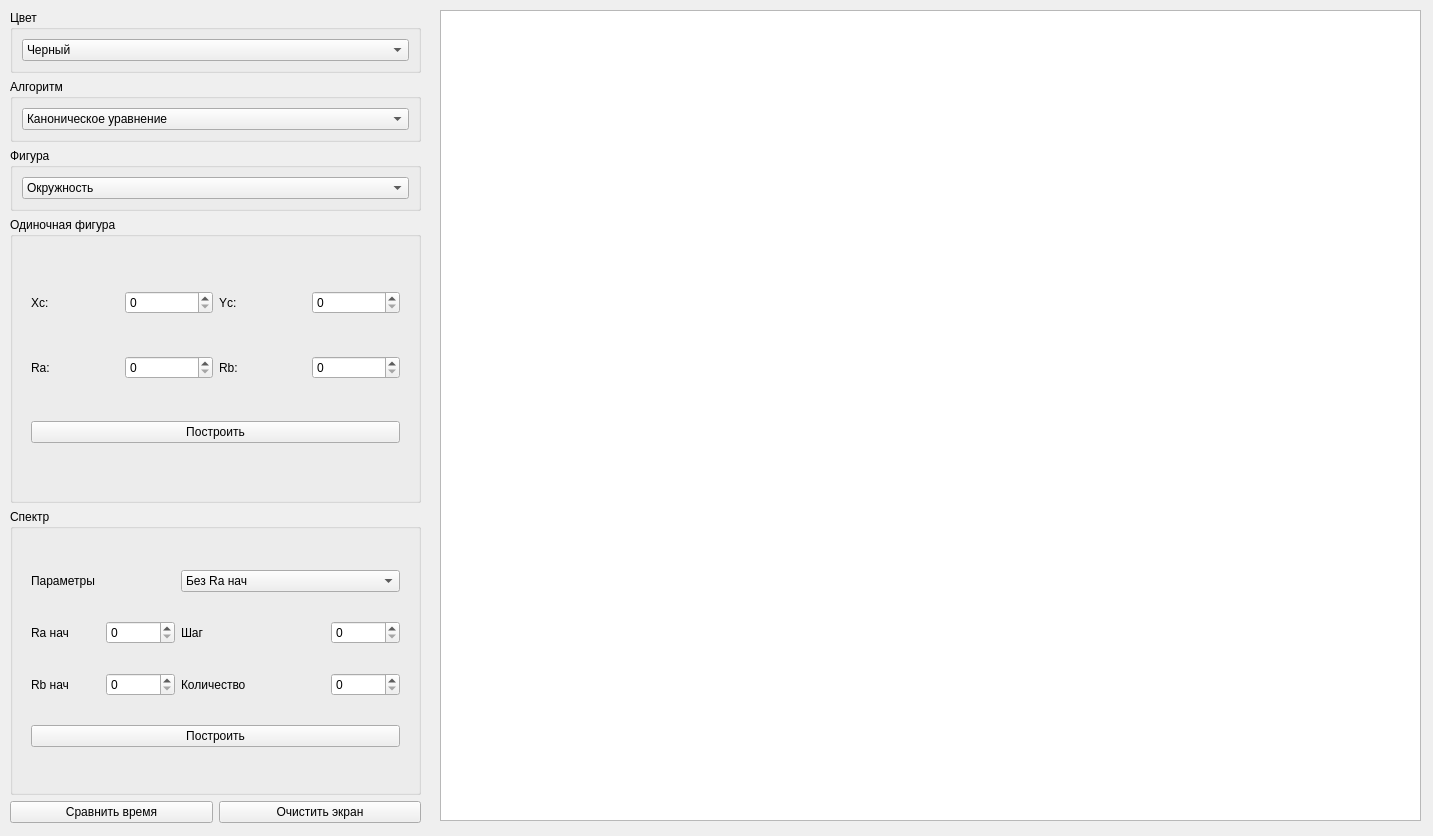
Qt form lab_04/mainwindow.ui (MyMiDiII/bmstu-cg) before a commit.
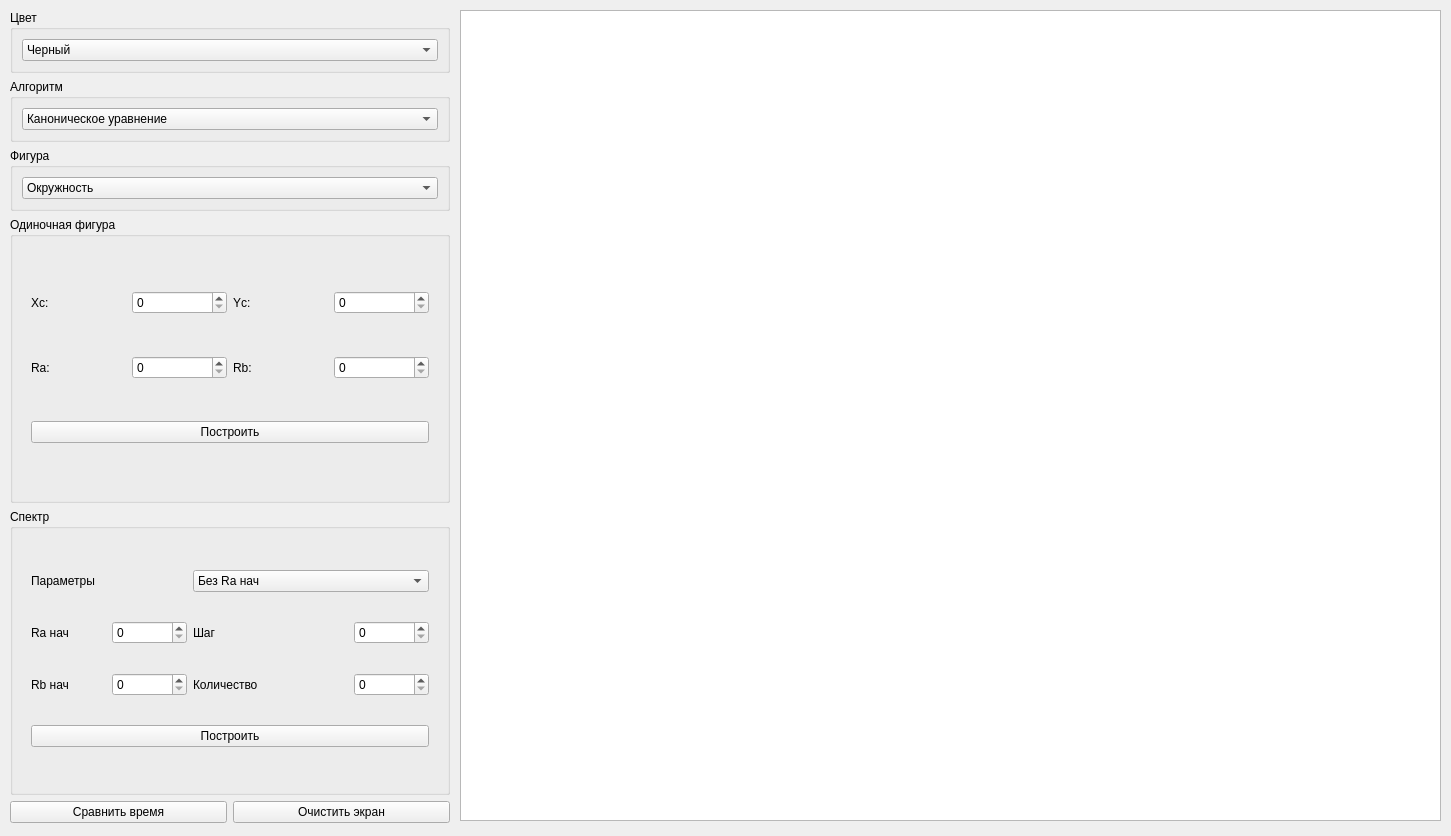
The same form after that commit. The open tabs and pages were chosen to show the change.

Commit message: FIX: max params values

```diff
--- a/lab_04/mainwindow.ui
+++ b/lab_04/mainwindow.ui
@@ -6,7 +6,7 @@
    <rect>
     <x>0</x>
     <y>0</y>
-    <width>1433</width>
+    <width>1451</width>
     <height>836</height>
    </rect>
   </property>
@@ -19,7 +19,7 @@
      <rect>
       <x>10</x>
       <y>10</y>
-      <width>411</width>
+      <width>440</width>
       <height>813</height>
      </rect>
     </property>
@@ -173,13 +173,25 @@
           <widget class="QWidget" name="elPage">
            <layout class="QGridLayout" name="gridLayout_2">
             <item row="1" column="1">
-             <widget class="QSpinBox" name="elRaSB"/>
+             <widget class="QSpinBox" name="elRaSB">
+              <property name="maximum">
+               <number>1000</number>
+              </property>
+             </widget>
             </item>
             <item row="0" column="3">
-             <widget class="QSpinBox" name="elYcSB"/>
+             <widget class="QSpinBox" name="elYcSB">
+              <property name="maximum">
+               <number>811</number>
+              </property>
+             </widget>
             </item>
             <item row="0" column="1">
-             <widget class="QSpinBox" name="elXcSB"/>
+             <widget class="QSpinBox" name="elXcSB">
+              <property name="maximum">
+               <number>981</number>
+              </property>
+             </widget>
             </item>
             <item row="0" column="0">
              <widget class="QLabel" name="elXcLbl">
@@ -210,7 +222,11 @@
              </widget>
             </item>
             <item row="1" column="3">
-             <widget class="QSpinBox" name="elRbSB"/>
+             <widget class="QSpinBox" name="elRbSB">
+              <property name="maximum">
+               <number>1000</number>
+              </property>
+             </widget>
             </item>
             <item row="2" column="0" colspan="4">
              <widget class="QPushButton" name="elBtn">
@@ -343,10 +359,18 @@
              </widget>
             </item>
             <item row="1" column="4">
-             <widget class="QSpinBox" name="elSpStepSB"/>
+             <widget class="QSpinBox" name="elSpStepSB">
+              <property name="maximum">
+               <number>10000</number>
+              </property>
+             </widget>
             </item>
             <item row="2" column="1">
-             <widget class="QSpinBox" name="elSpRbSB"/>
+             <widget class="QSpinBox" name="elSpRbSB">
+              <property name="maximum">
+               <number>10000</number>
+              </property>
+             </widget>
             </item>
             <item row="1" column="2">
              <widget class="QLabel" name="elSpStepLbl">
@@ -356,10 +380,18 @@
              </widget>
             </item>
             <item row="2" column="4">
-             <widget class="QSpinBox" name="elSpNumSB"/>
+             <widget class="QSpinBox" name="elSpNumSB">
+              <property name="maximum">
+               <number>10000</number>
+              </property>
+             </widget>
             </item>
             <item row="1" column="1">
-             <widget class="QSpinBox" name="elSpRaSB"/>
+             <widget class="QSpinBox" name="elSpRaSB">
+              <property name="maximum">
+               <number>10000</number>
+              </property>
+             </widget>
             </item>
             <item row="3" column="0" colspan="5">
              <widget class="QPushButton" name="elSpBtn">
@@ -429,7 +461,7 @@
    <widget class="QGraphicsView" name="graphicsView">
     <property name="geometry">
      <rect>
-      <x>440</x>
+      <x>460</x>
       <y>10</y>
       <width>981</width>
       <height>811</height>
```
Left out of the diff: 46 changed lines with no effect on the pictures. The commit also changes 1 other file.
